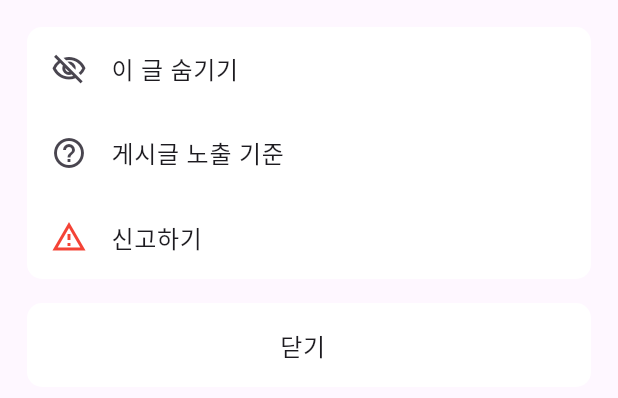
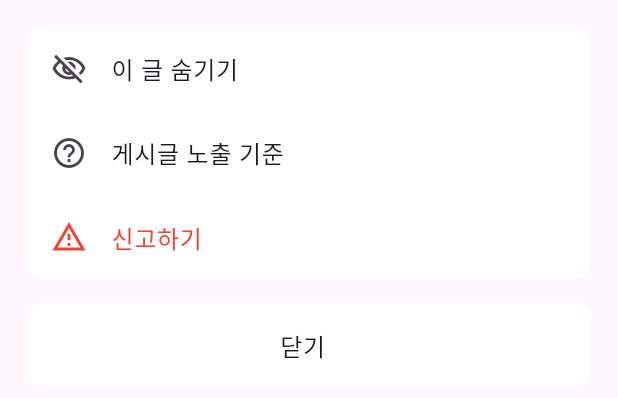
Before and after one commit to seungiloh5/tutorial_fullstack_dev, a Flutter app: the MoreBottomModal widget shown alone on an empty page, opened directly with empty values, on a phone screen of 412 x 824 dp. Shown: the top 398 px of the screen. Run offline on Flutter 3.47's test engine with Material 3 defaults, Android fonts, the phone set to English and light mode, and no system bars; our stand-ins replace get; network calls fail.

Commit message:
풀스택 개발 10장-3.3 피드 삭제

```diff
--- a/carrot_flutter/lib/src/widgets/modal/more_bottom.dart
+++ b/carrot_flutter/lib/src/widgets/modal/more_bottom.dart
@@ -4,10 +4,12 @@ import '../modal/confirm_modal.dart';
 class MoreBottomModal extends StatelessWidget {
   final VoidCallback cancelTap;
   final VoidCallback hideTap;
+  final VoidCallback? delete;
 
   const MoreBottomModal({
     required this.cancelTap,
     required this.hideTap,
+    this.delete,
     super.key,
   });
 
@@ -29,38 +31,29 @@ class MoreBottomModal extends StatelessWidget {
               mainAxisSize: MainAxisSize.min,
               children: [
                 ListTile(
-                    leading: Icon(Icons.visibility_off_outlined),
-                    title: Text('이 글 숨기기'),
-                    onTap: () {
-                      showDialog(
-                        context: context,
-                        builder: (context) {
-                          return ConfirmModal(
-                            title: '글 숨기기',
-                            content: '이 게시글을 숨기겠습니까?',
-                            confirmText: '숨기기',
-                            cancel: () {
-                              Navigator.pop(context);
-                            },
-                            confirmAction: () {
-                              hideTap();
-                              Navigator.pop(context);
-                              Navigator.pop(context);
-                            },
-                          );
-                        },
-                      );
-                    }),
-                ListTile(
+                  leading: const Icon(Icons.visibility_off_outlined),
+                  title: const Text('이 글 숨기기'),
+                  onTap: hideTap,
+                ),
+                const ListTile(
                   leading: Icon(Icons.help_outline),
                   title: Text('게시글 노출 기준'),
                 ),
-                ListTile(
+                const ListTile(
                   leading: Icon(
                     Icons.warning_amber_outlined,
                     color: Colors.red,
                   ),
                   title: Text('신고하기'),
+                  textColor: Colors.red,
+                ),
+                Visibility(
+                  visible: delete != null,
+                  child: ListTile(
+                    leading: const Icon(Icons.delete_outline),
+                    title: const Text('삭제하기'),
+                    onTap: delete,
+                  ),
                 ),
               ],
             ),
```
Also changed, not shown: carrot_flutter/lib/src/widgets/listitems/feed_list_item.dart (+61 -2 lines).
